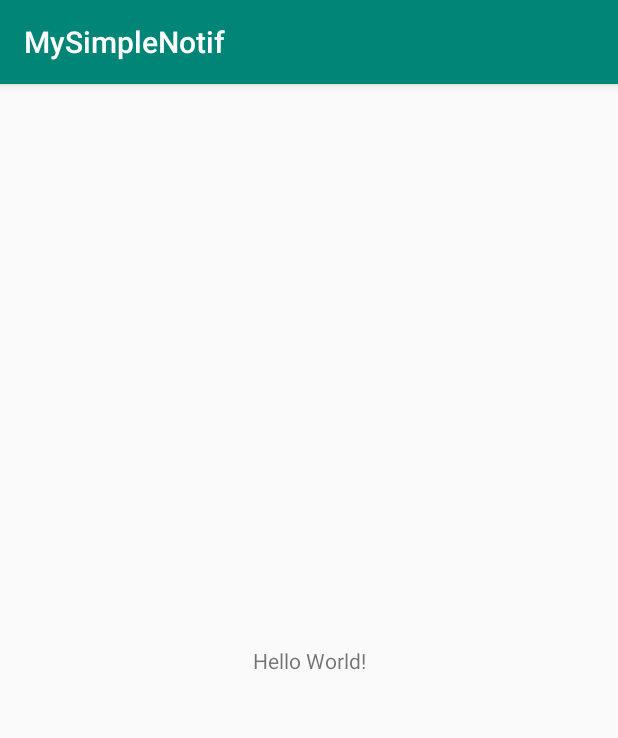
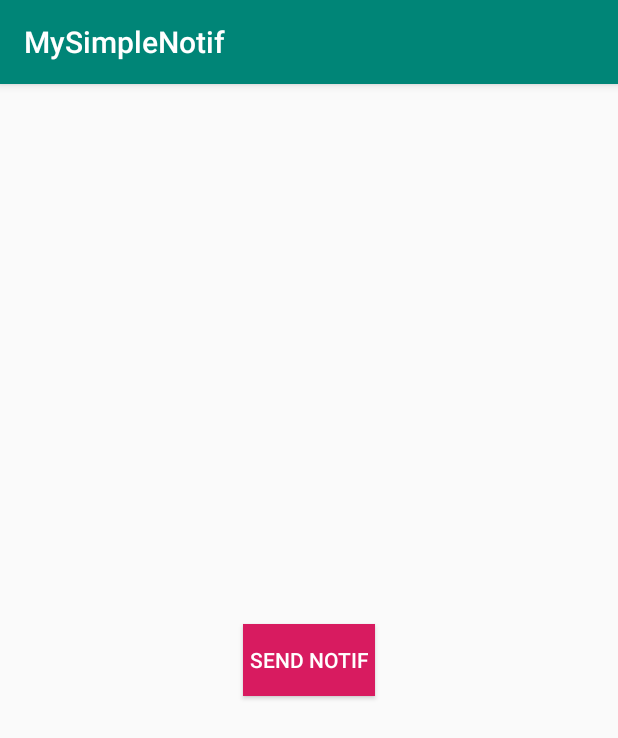
Before and after one commit to Mahbub022/lab-assignment-1, an Android app: the screen it shows after launch (MainActivity), on a phone screen of 412 x 824 dp. Shown: the top 738 px of the screen. Run offline under Robolectric (Android 15) with nearby library versions, the phone set to English and light mode, and no system bars.

```diff
--- a/app/src/main/java/com/example/mysimplenotif/MainActivity.java
+++ b/app/src/main/java/com/example/mysimplenotif/MainActivity.java
@@ -6,24 +6,36 @@ import androidx.core.app.NotificationCompat;
 import android.app.Notification;
 import android.app.NotificationChannel;
 import android.app.NotificationManager;
+import android.app.PendingIntent;
 import android.content.Context;
+import android.content.Intent;
 import android.graphics.BitmapFactory;
+import android.net.Uri;
 import android.os.Build;
 import android.os.Bundle;
+import android.view.View;
 
 public class MainActivity extends AppCompatActivity {
 
-    public static final int NOTIFICATION_ID = 1;
-    public static String CHANNEL_ID = "channel_01";
-    public static CharSequence CHANNEL_NAME = "dicoding channel";
+    private static final int NOTIFICATION_ID = 1;
+    private static final String CHANNEL_ID = "channel_01";
+    private static final CharSequence CHANNEL_NAME = "dicoding channel";
 
     @Override
     protected void onCreate(Bundle savedInstanceState) {
         super.onCreate(savedInstanceState);
         setContentView(R.layout.activity_main);
+    }
+
+    public void sendNotification(View view) {
+
+        Intent intent = new Intent(Intent.ACTION_VIEW, Uri.parse("http://dicoding.com"));
+        PendingIntent pendingIntent = PendingIntent.getActivity(this, 0, intent, 0);
 
         NotificationManager mNotificationManager = (NotificationManager) getSystemService(Context.NOTIFICATION_SERVICE);
+
         NotificationCompat.Builder mBuilder = new NotificationCompat.Builder(this, CHANNEL_ID)
+                .setContentIntent(pendingIntent)
                 .setSmallIcon(R.drawable.ic_notifications_white_48px)
                 .setLargeIcon(BitmapFactory.decodeResource(getResources(), R.drawable.ic_notifications_white_48px))
                 .setContentTitle(getResources().getString(R.string.content_title))
@@ -32,8 +44,11 @@ public class MainActivity extends AppCompatActivity {
                 .setAutoCancel(true);
 
         if (Build.VERSION.SDK_INT >= Build.VERSION_CODES.O) {
+
             NotificationChannel channel = new NotificationChannel(CHANNEL_ID, CHANNEL_NAME, NotificationManager.IMPORTANCE_DEFAULT);
+
             mBuilder.setChannelId(CHANNEL_ID);
+
             if (mNotificationManager != null) {
                 mNotificationManager.createNotificationChannel(channel);
             }
--- a/app/src/main/res/layout/activity_main.xml
+++ b/app/src/main/res/layout/activity_main.xml
@@ -1,18 +1,20 @@
 <?xml version="1.0" encoding="utf-8"?>
-<androidx.constraintlayout.widget.ConstraintLayout xmlns:android="http://schemas.android.com/apk/res/android"
-    xmlns:app="http://schemas.android.com/apk/res-auto"
+<RelativeLayout xmlns:android="http://schemas.android.com/apk/res/android"
     xmlns:tools="http://schemas.android.com/tools"
+    android:id="@+id/activity_main"
     android:layout_width="match_parent"
     android:layout_height="match_parent"
     tools:context=".MainActivity">
 
-    <TextView
+    <Button
+        android:id="@+id/button"
         android:layout_width="wrap_content"
         android:layout_height="wrap_content"
-        android:text="Hello World!"
-        app:layout_constraintBottom_toBottomOf="parent"
-        app:layout_constraintLeft_toLeftOf="parent"
-        app:layout_constraintRight_toRightOf="parent"
-        app:layout_constraintTop_toTopOf="parent" />
+        android:layout_centerInParent="true"
+        android:layout_gravity="center"
+        android:background="@color/colorAccent"
+        android:onClick="sendNotification"
+        android:text="@string/send_notif"
+        android:textColor="@android:color/white" />
 
-</androidx.constraintlayout.widget.ConstraintLayout>
+</RelativeLayout>
--- a/app/src/main/res/values/strings.xml
+++ b/app/src/main/res/values/strings.xml
@@ -3,4 +3,5 @@
     <string name="content_title">Content title</string>
     <string name="content_text">Content text</string>
     <string name="subtext">Sub text</string>
+    <string name="send_notif">Send Notif</string>
 </resources>
```
